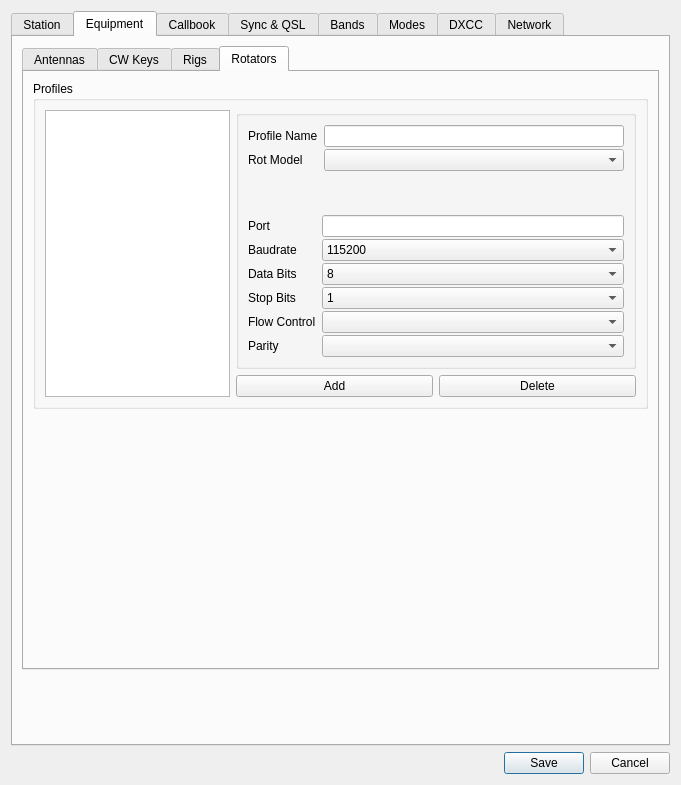
Qt form ui/SettingsDialog.ui (k5mcd/QLog) before a commit.
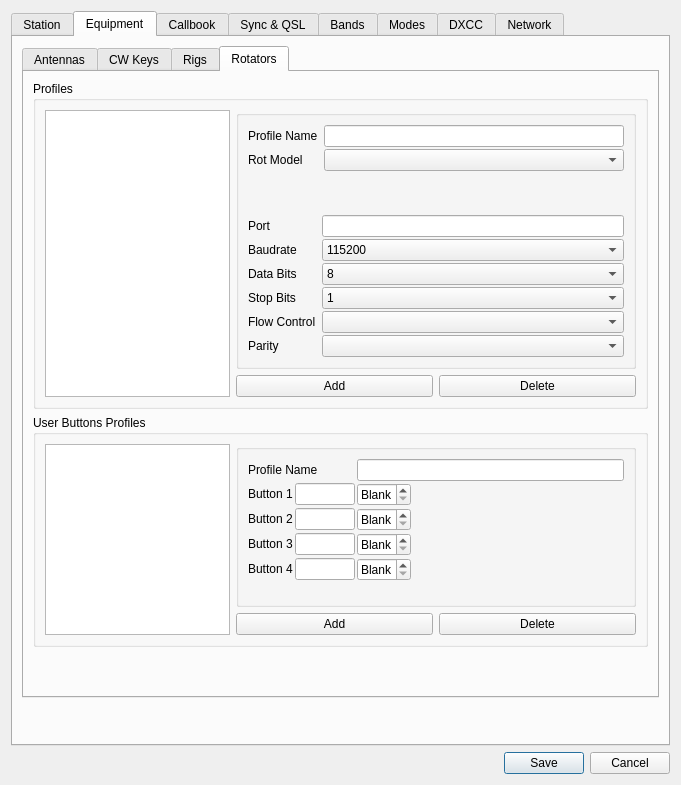
The same form after that commit. The open tabs and pages were chosen to show the change. Icons and pictures are not drawn.

Commit message: Rot Widget: Added Profile with the User-defined Buttons

The edit to the form file:
```diff
--- a/ui/SettingsDialog.ui
+++ b/ui/SettingsDialog.ui
@@ -2255,6 +2255,339 @@
              </layout>
             </widget>
            </item>
+           <item>
+            <widget class="QGroupBox" name="groupBox_2">
+             <property name="title">
+              <string>User Buttons Profiles</string>
+             </property>
+             <layout class="QGridLayout" name="gridLayout_10">
+              <item row="0" column="0" rowspan="2">
+               <widget class="QListView" name="rotUsrButtonListView">
+                <property name="focusPolicy">
+                 <enum>Qt::NoFocus</enum>
+                </property>
+                <property name="contextMenuPolicy">
+                 <enum>Qt::NoContextMenu</enum>
+                </property>
+                <property name="toolTip">
+                 <string>List of all available CW Shortcuts Profiles</string>
+                </property>
+                <property name="editTriggers">
+                 <set>QAbstractItemView::NoEditTriggers</set>
+                </property>
+               </widget>
+              </item>
+              <item row="1" column="1">
+               <widget class="QPushButton" name="rotUsrButtonAddProfileButton">
+                <property name="text">
+                 <string>Add</string>
+                </property>
+               </widget>
+              </item>
+              <item row="1" column="2">
+               <widget class="QPushButton" name="rotUsrButtonDelProfileButton">
+                <property name="text">
+                 <string>Delete</string>
+                </property>
+               </widget>
+              </item>
+              <item row="0" column="1" colspan="2">
+               <widget class="QGroupBox" name="rotUsrButtonGroup">
+                <property name="minimumSize">
+                 <size>
+                  <width>400</width>
+                  <height>0</height>
+                 </size>
+                </property>
+                <property name="title">
+                 <string/>
+                </property>
+                <layout class="QFormLayout" name="formLayout_25">
+                 <property name="horizontalSpacing">
+                  <number>2</number>
+                 </property>
+                 <property name="verticalSpacing">
+                  <number>2</number>
+                 </property>
+                 <item row="0" column="0">
+                  <widget class="QLabel" name="rotUsrButtonProfileNameLabel">
+                   <property name="text">
+                    <string>Profile Name</string>
+                   </property>
+                  </widget>
+                 </item>
+                 <item row="0" column="1">
+                  <widget class="QLineEdit" name="rotUsrButtonProfileNameEdit">
+                   <property name="maxLength">
+                    <number>25</number>
+                   </property>
+                  </widget>
+                 </item>
+                 <item row="1" column="0">
+                  <layout class="QHBoxLayout" name="horizontalLayout_15">
+                   <property name="rightMargin">
+                    <number>0</number>
+                   </property>
+                   <property name="bottomMargin">
+                    <number>0</number>
+                   </property>
+                   <item>
+                    <widget class="QLabel" name="rotUsrButton1Label">
+                     <property name="text">
+                      <string>Button 1</string>
+                     </property>
+                    </widget>
+                   </item>
+                   <item>
+                    <widget class="QLineEdit" name="rotUsrButton1Edit">
+                     <property name="sizePolicy">
+                      <sizepolicy hsizetype="Maximum" vsizetype="Fixed">
+                       <horstretch>0</horstretch>
+                       <verstretch>0</verstretch>
+                      </sizepolicy>
+                     </property>
+                     <property name="minimumSize">
+                      <size>
+                       <width>0</width>
+                       <height>0</height>
+                      </size>
+                     </property>
+                     <property name="maximumSize">
+                      <size>
+                       <width>60</width>
+                       <height>16777215</height>
+                      </size>
+                     </property>
+                     <property name="toolTip">
+                      <string>Short Desciption of the Button (up to 7 chars)</string>
+                     </property>
+                     <property name="text">
+                      <string/>
+                     </property>
+                     <property name="maxLength">
+                      <number>7</number>
+                     </property>
+                     <property name="frame">
+                      <bool>true</bool>
+                     </property>
+                    </widget>
+                   </item>
+                  </layout>
+                 </item>
+                 <item row="2" column="0">
+                  <layout class="QHBoxLayout" name="horizontalLayout_16">
+                   <property name="rightMargin">
+                    <number>0</number>
+                   </property>
+                   <property name="bottomMargin">
+                    <number>0</number>
+                   </property>
+                   <item>
+                    <widget class="QLabel" name="rotUsrButton2Label">
+                     <property name="text">
+                      <string>Button 2</string>
+                     </property>
+                    </widget>
+                   </item>
+                   <item>
+                    <widget class="QLineEdit" name="rotUsrButton2Edit">
+                     <property name="sizePolicy">
+                      <sizepolicy hsizetype="Maximum" vsizetype="Fixed">
+                       <horstretch>0</horstretch>
+                       <verstretch>0</verstretch>
+                      </sizepolicy>
+                     </property>
+                     <property name="maximumSize">
+                      <size>
+                       <width>60</width>
+                       <height>16777215</height>
+                      </size>
+                     </property>
+                     <property name="toolTip">
+                      <string>Short Desciption of the Button (up to 7 chars)</string>
+                     </property>
+                     <property name="maxLength">
+                      <number>5</number>
+                     </property>
+                    </widget>
+                   </item>
+                  </layout>
+                 </item>
+                 <item row="3" column="0">
+                  <layout class="QHBoxLayout" name="horizontalLayout_24">
+                   <property name="rightMargin">
+                    <number>0</number>
+                   </property>
+                   <property name="bottomMargin">
+                    <number>0</number>
+                   </property>
+                   <item>
+                    <widget class="QLabel" name="rotUsrButton3Label">
+                     <property name="text">
+                      <string>Button 3</string>
+                     </property>
+                    </widget>
+                   </item>
+                   <item>
+                    <widget class="QLineEdit" name="rotUsrButton3Edit">
+                     <property name="maximumSize">
+                      <size>
+                       <width>60</width>
+                       <height>16777215</height>
+                      </size>
+                     </property>
+                     <property name="toolTip">
+                      <string>Short Desciption of the Button (up to 7 chars)</string>
+                     </property>
+                     <property name="maxLength">
+                      <number>5</number>
+                     </property>
+                    </widget>
+                   </item>
+                  </layout>
+                 </item>
+                 <item row="4" column="0">
+                  <layout class="QHBoxLayout" name="horizontalLayout_25">
+                   <property name="rightMargin">
+                    <number>0</number>
+                   </property>
+                   <property name="bottomMargin">
+                    <number>0</number>
+                   </property>
+                   <item>
+                    <widget class="QLabel" name="rotUsrButton4Label">
+                     <property name="text">
+                      <string>Button 4</string>
+                     </property>
+                    </widget>
+                   </item>
+                   <item>
+                    <widget class="QLineEdit" name="rotUsrButton4Edit">
+                     <property name="maximumSize">
+                      <size>
+                       <width>60</width>
+                       <height>16777215</height>
+                      </size>
+                     </property>
+                     <property name="toolTip">
+                      <string>Short Desciption of the Button (up to 7 chars)</string>
+                     </property>
+                     <property name="maxLength">
+                      <number>5</number>
+                     </property>
+                    </widget>
+                   </item>
+                  </layout>
+                 </item>
+                 <item row="1" column="1">
+                  <widget class="QSpinBox" name="rotUsrButtonSpinBox1">
+                   <property name="sizePolicy">
+                    <sizepolicy hsizetype="Maximum" vsizetype="Fixed">
+                     <horstretch>0</horstretch>
+                     <verstretch>0</verstretch>
+                    </sizepolicy>
+                   </property>
+                   <property name="specialValueText">
+                    <string>Blank</string>
+                   </property>
+                   <property name="suffix">
+                    <string>°</string>
+                   </property>
+                   <property name="minimum">
+                    <number>-1</number>
+                   </property>
+                   <property name="maximum">
+                    <number>359</number>
+                   </property>
+                   <property name="value">
+                    <number>-1</number>
+                   </property>
+                  </widget>
+                 </item>
+                 <item row="2" column="1">
+                  <widget class="QSpinBox" name="rotUsrButtonSpinBox2">
+                   <property name="sizePolicy">
+                    <sizepolicy hsizetype="Maximum" vsizetype="Fixed">
+                     <horstretch>0</horstretch>
+                     <verstretch>0</verstretch>
+                    </sizepolicy>
+                   </property>
+                   <property name="specialValueText">
+                    <string>Blank</string>
+                   </property>
+                   <property name="suffix">
+                    <string>°</string>
+                   </property>
+                   <property name="minimum">
+                    <number>-1</number>
+                   </property>
+                   <property name="maximum">
+                    <number>359</number>
+                   </property>
+                   <property name="value">
+                    <number>-1</number>
+                   </property>
+                  </widget>
+                 </item>
+                 <item row="3" column="1">
+                  <widget class="QSpinBox" name="rotUsrButtonSpinBox3">
+                   <property name="sizePolicy">
+                    <sizepolicy hsizetype="Maximum" vsizetype="Fixed">
+                     <horstretch>0</horstretch>
+                     <verstretch>0</verstretch>
+                    </sizepolicy>
+                   </property>
+                   <property name="specialValueText">
+                    <string>Blank</string>
+                   </property>
+                   <property name="suffix">
+                    <string>°</string>
+                   </property>
+                   <property name="minimum">
+                    <number>-1</number>
+                   </property>
+                   <property name="maximum">
+                    <number>359</number>
+                   </property>
+                   <property name="value">
+                    <number>-1</number>
+                   </property>
+                  </widget>
+                 </item>
+                 <item row="4" column="1">
+                  <widget class="QSpinBox" name="rotUsrButtonSpinBox4">
+                   <property name="sizePolicy">
+                    <sizepolicy hsizetype="Maximum" vsizetype="Fixed">
+                     <horstretch>0</horstretch>
+                     <verstretch>0</verstretch>
+                    </sizepolicy>
+                   </property>
+                   <property name="specialValueText">
+                    <string>Blank</string>
+                   </property>
+                   <property name="suffix">
+                    <string>°</string>
+                   </property>
+                   <property name="minimum">
+                    <number>-1</number>
+                   </property>
+                   <property name="maximum">
+                    <number>359</number>
+                   </property>
+                   <property name="singleStep">
+                    <number>1</number>
+                   </property>
+                   <property name="value">
+                    <number>-1</number>
+                   </property>
+                  </widget>
+                 </item>
+                </layout>
+               </widget>
+              </item>
+             </layout>
+            </widget>
+           </item>
            <item>
             <spacer name="verticalSpacer_7">
              <property name="orientation">
```
Left out of the diff: 252 changed lines with no effect on the pictures. The commit also changes 14 other files.
